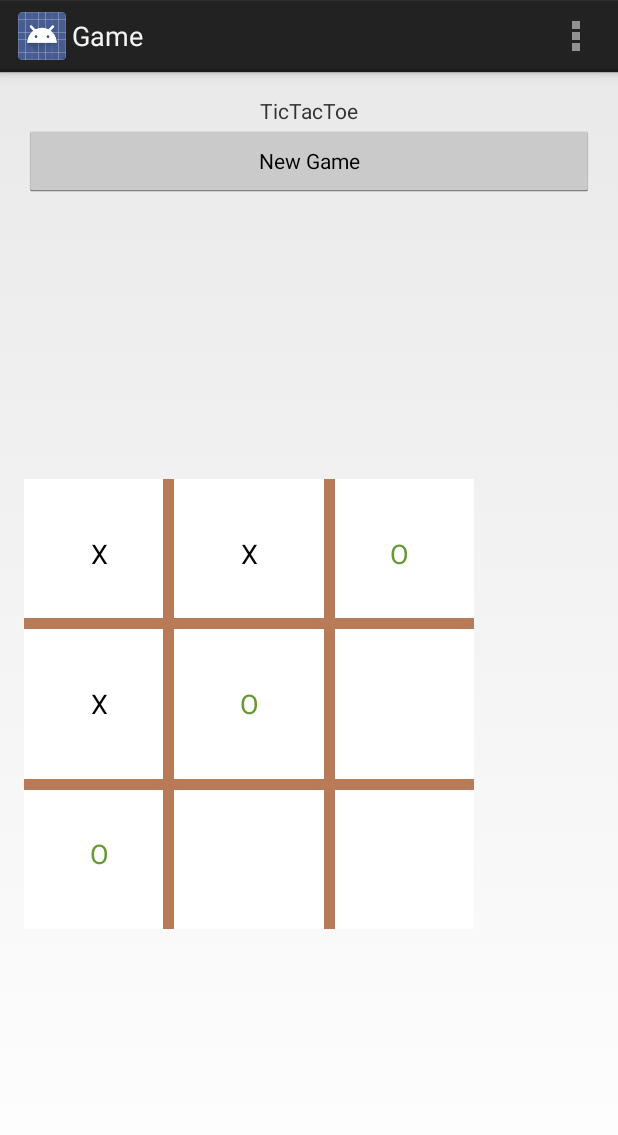
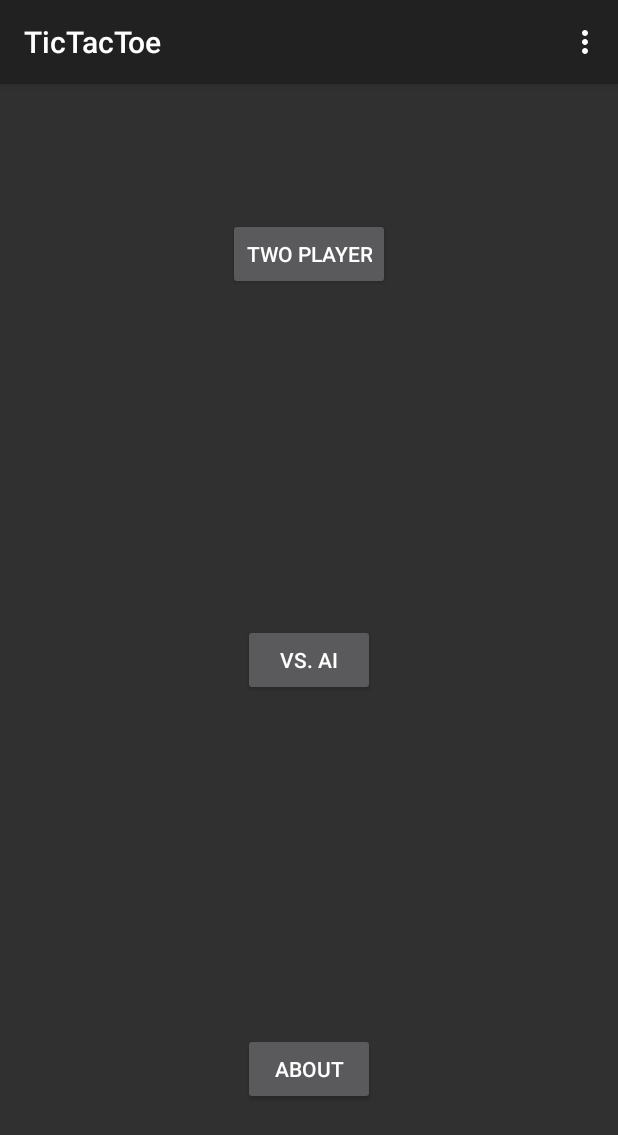
Before and after one commit to Bhavanivenkata/tictactoe, an Android app: the screen it shows after launch (TwoPlayer before the commit, MainActivity after it), in the options menu, after a tap on "Settings", on a phone screen of 412 x 824 dp. Shown: the top 1135 px of the screen. Run offline under Robolectric (Android 15) with nearby library versions, the phone set to English and light mode, and no system bars.

Commit message:
added launch activity, errors with twoplayer

```diff
--- a/app/build.gradle
+++ b/app/build.gradle
@@ -19,5 +19,6 @@ android {
 }
 
 dependencies {
-    compile 'com.android.support:support-v4:18.0.0'
+    compile 'com.android.support:support-v4:20.0.0'
+    compile 'com.android.support:appcompat-v7:20.0.0'
 }
--- a/app/src/main/AndroidManifest.xml
+++ b/app/src/main/AndroidManifest.xml
@@ -5,23 +5,30 @@
     android:versionName="1.0" >
 
     <uses-sdk
-        android:minSdkVersion="8"
-        android:targetSdkVersion="17" />
+        android:minSdkVersion="11"
+         />
 
     <application
+        android:theme="@style/Theme.AppCompat"
         android:allowBackup="true"
         android:icon="@drawable/ic_launcher"
         android:label="@string/app_name"
-        android:theme="@style/AppTheme" >
+         >
         <activity
-            android:name="com.game.TwoPlayer"
-            android:label="@string/app_name" >
+            android:name=".MainActivity"
+            android:label="@string/title_activity_main" >
             <intent-filter>
                 <action android:name="android.intent.action.MAIN" />
 
                 <category android:name="android.intent.category.LAUNCHER" />
             </intent-filter>
         </activity>
+        <activity
+            android:name=".TwoPlayer"
+            android:label="@string/app_name" >
+
+        </activity>
+
     </application>
 
 </manifest>
--- /dev/null
+++ b/app/src/main/java/com/game/MainActivity.java
@@ -0,0 +1,83 @@
+package com.game;
+
+import android.app.FragmentManager;
+import android.content.Intent;
+import android.support.v7.app.ActionBarActivity;
+import android.support.v7.app.ActionBar;
+import android.support.v4.app.Fragment;
+import android.os.Bundle;
+import android.view.LayoutInflater;
+import android.view.Menu;
+import android.view.MenuItem;
+import android.view.View;
+import android.view.ViewGroup;
+import android.os.Build;
+import android.app.Activity;
+
+
+
+public class MainActivity extends ActionBarActivity {
+
+    @Override
+    protected void onCreate(Bundle savedInstanceState) {
+        super.onCreate(savedInstanceState);
+        setContentView(R.layout.activity_main);
+        if (savedInstanceState == null) {
+            getSupportFragmentManager().beginTransaction()
+                    .add(R.id.container, new PlaceholderFragment())
+                    .commit();
+        }
+    }
+
+
+
+
+    @Override
+    public boolean onCreateOptionsMenu(Menu menu) {
+        // Inflate the menu; this adds items to the action bar if it is present.
+        getMenuInflater().inflate(R.menu.main, menu);
+        return true;
+    }
+
+    @Override
+    public boolean onOptionsItemSelected(MenuItem item) {
+        // Handle action bar item clicks here. The action bar will
+        // automatically handle clicks on the Home/Up button, so long
+        // as you specify a parent activity in AndroidManifest.xml.
+        int id = item.getItemId();
+        if (id == R.id.action_settings) {
+            return true;
+        }
+        return super.onOptionsItemSelected(item);
+    }
+
+
+
+
+    /**
+     * A placeholder fragment containing a simple view.
+     */
+    public static class PlaceholderFragment extends Fragment {
+
+        public PlaceholderFragment() {
+        }
+
+        @Override
+        public View onCreateView(LayoutInflater inflater, ViewGroup container,
+                Bundle savedInstanceState) {
+            View rootView;
+            rootView = inflater.inflate(R.layout.fragment_main, container, false);
+            return rootView;
+        }
+    }
+    public void vsai(View view) {
+        // Do something in response to button
+        Intent intent = new Intent(this, TwoPlayer.class);
+        startActivity(intent);
+    }
+    public void twoplayer(View view) {
+        // Do something in response to button
+        Intent intent1 = new Intent(this, VsAI.class);
+        startActivity(intent1);
+    }
+}
--- a/app/src/main/java/com/game/VsAI.java
+++ b/app/src/main/java/com/game/VsAI.java
@@ -57,10 +57,9 @@ public class VsAI extends Activity {
 
 	    @Override
 	    public void onClick(View view) {
-	        if(turn==false)
-	    	if(view instanceof Button) {
+	        if(turn==false) if (view instanceof Button) {
                 Button B = (Button) view;
-	            table[x][y] =  turn ? 'O' : 'X';
+                table[x][y] = turn ? 'O' : 'X';
                 B.setText("X");
                 B.setEnabled(false);
                 turn = !turn;
--- /dev/null
+++ b/app/src/main/res/layout/activity_main.xml
@@ -0,0 +1,7 @@
+<FrameLayout xmlns:android="http://schemas.android.com/apk/res/android"
+    xmlns:tools="http://schemas.android.com/tools"
+    android:id="@+id/container"
+    android:layout_width="match_parent"
+    android:layout_height="match_parent"
+    tools:context="com.game.MainActivity"
+    tools:ignore="MergeRootFrame" />
--- /dev/null
+++ b/app/src/main/res/layout/fragment_main.xml
@@ -0,0 +1,42 @@
+<RelativeLayout xmlns:android="http://schemas.android.com/apk/res/android"
+    xmlns:tools="http://schemas.android.com/tools"
+    android:layout_width="match_parent"
+    android:layout_height="match_parent"
+    android:paddingLeft="@dimen/activity_horizontal_margin"
+    android:paddingRight="@dimen/activity_horizontal_margin"
+    android:paddingTop="@dimen/activity_vertical_margin"
+    android:paddingBottom="@dimen/activity_vertical_margin"
+    tools:context="com.game.MainActivity$PlaceholderFragment">
+
+    <Button
+        android:layout_width="wrap_content"
+        android:layout_height="wrap_content"
+        android:text="Two Player"
+        android:id="@+id/button"
+        android:layout_alignParentTop="true"
+        android:layout_centerHorizontal="true"
+        android:layout_marginTop="73dp"
+        android:onClick="twoplayer"
+         />
+
+    <Button
+        android:layout_width="wrap_content"
+        android:layout_height="wrap_content"
+        android:text="vs. AI"
+        android:id="@+id/button2"
+        android:layout_centerVertical="true"
+        android:layout_centerHorizontal="true"
+        android:onClick="vsai"
+         />
+
+    <Button
+        android:layout_width="wrap_content"
+        android:layout_height="wrap_content"
+        android:text="About"
+        android:id="@+id/button3"
+        android:layout_marginBottom="71dp"
+        android:layout_alignParentBottom="true"
+        android:layout_alignLeft="@+id/button2"
+        android:layout_alignStart="@+id/button2" />
+
+</RelativeLayout>
--- a/app/src/main/res/menu/main.xml
+++ b/app/src/main/res/menu/main.xml
@@ -1,9 +1,9 @@
-<menu xmlns:android="http://schemas.android.com/apk/res/android" >
-
-    <item
-        android:id="@+id/action_settings"
+<menu xmlns:android="http://schemas.android.com/apk/res/android"
+    xmlns:app="http://schemas.android.com/apk/res-auto"
+    xmlns:tools="http://schemas.android.com/tools"
+    tools:context="com.game.MainActivity" >
+    <item android:id="@+id/action_settings"
+        android:title="@string/action_settings"
         android:orderInCategory="100"
-        android:showAsAction="never"
-        android:title="@string/action_settings"/>
-
+        app:showAsAction="never" />
 </menu>
--- /dev/null
+++ b/app/src/main/res/values-w820dp/dimens.xml
@@ -0,0 +1,6 @@
+<resources>
+    <!-- Example customization of dimensions originally defined in res/values/dimens.xml
+         (such as screen margins) for screens with more than 820dp of available width. This
+         would include 7" and 10" devices in landscape (~960dp and ~1280dp respectively). -->
+    <dimen name="activity_horizontal_margin">64dp</dimen>
+</resources>
--- a/app/src/main/res/values/strings.xml
+++ b/app/src/main/res/values/strings.xml
@@ -4,5 +4,6 @@
     <string name="app_name">Game</string>
     <string name="action_settings">Settings</string>
     <string name="hello_world">Hello world!</string>
+    <string name="title_activity_main">TicTacToe</string>
 
 </resources>
```
Also changed, not shown: 862 other files. Lines whose indentation alone changed are shown as unchanged.
